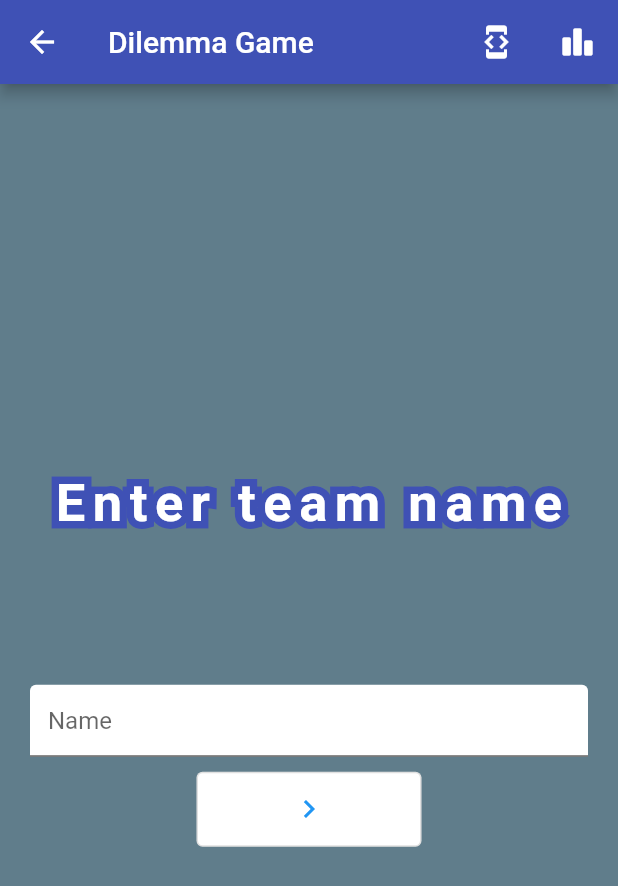
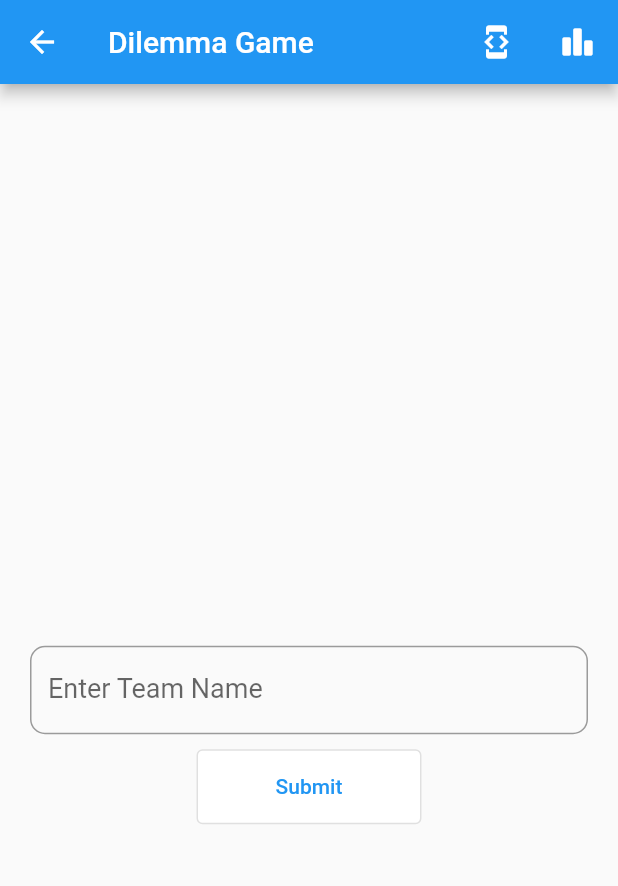
Before and after one commit to pzavros/Inspire-MobileApp, a Flutter app: the RegisterPage screen opened directly with empty values, on a phone screen of 412 x 824 dp. Shown: the top 886 px of the screen. Run offline on Flutter 3.47's test engine with Material 2 defaults, Android fonts, the phone set to English and light mode, and no system bars; our stand-ins replace firebase_core, firebase_database, shared_preferences; accounts and stored records are empty.

Commit message:
Changed some styling

```diff
--- a/lib/main.dart
+++ b/lib/main.dart
@@ -35,10 +35,6 @@ class MyApp extends StatelessWidget {
   Widget build(BuildContext context) {
     return MaterialApp(
       debugShowCheckedModeBanner: false,
-      theme: ThemeData(
-        scaffoldBackgroundColor: Colors.blueGrey,
-        primaryColor: Colors.white,
-      ),
       home: const HomeView(),
     );
   }
--- a/lib/register.dart
+++ b/lib/register.dart
@@ -6,11 +6,9 @@ import 'Questions.dart';
 
 import 'package:firebase_database/firebase_database.dart';
 
-
-
 class RegisterPage extends StatefulWidget {
-   const RegisterPage({required this.competitionId,Key? key}) : super(key: key);
-   final String competitionId;
+  const RegisterPage({required this.competitionId, Key? key}) : super(key: key);
+  final String competitionId;
   // final FirebaseApp app;
 
   @override
@@ -19,29 +17,6 @@ class RegisterPage extends StatefulWidget {
 
 class _RegisterPageState extends State<RegisterPage> {
   final myController = TextEditingController();
-
-  // late List<Message> _messages = [];
-
-  //final referenceDatabase = FirebaseDatabase.instance;
-
-  // void initState() async {
-  //   super.initState();
-  //   await ref.set({
-  //     "name": "John",
-  //     "age": 18,
-  //     "address": {
-  //       "line1": "100 Mountain View"
-  //     }
-  //   });
-  //
-  // }
-
-  // @override
-  // void dispose() {
-  //   // Clean up the controller when the widget is disposed.
-  //   _textEditingController.dispose();
-  //   super.dispose();
-  // }
 
   late DatabaseReference dbRef;
 
@@ -52,11 +27,12 @@ class _RegisterPageState extends State<RegisterPage> {
 
   var state = true;
 
-
   @override
   void initState() {
     super.initState();
-    dbRef = FirebaseDatabase.instance.ref().child("Competitions/${widget.competitionId}/Players");
+    dbRef = FirebaseDatabase.instance
+        .ref()
+        .child("Competitions/${widget.competitionId}/Players");
   }
 
   @override
@@ -86,59 +62,34 @@ class _RegisterPageState extends State<RegisterPage> {
                   Navigator.push(
                     context,
                     MaterialPageRoute(
-                        builder: (context) =>
-                            LeaderBoard(score: score, name: teamName,competitionId: widget.competitionId,)),
+                        builder: (context) => LeaderBoard(
+                              score: score,
+                              name: teamName,
+                              competitionId: widget.competitionId,
+                            )),
                   );
                 },
                 child: const Icon(Icons.leaderboard_rounded),
               ),
             ),
           ],
-          backgroundColor: Colors.indigo,
         ),
         body: Column(
           mainAxisAlignment: MainAxisAlignment.center,
           children: [
             Visibility(
               visible: state,
-              child: Stack(children: [
-                Text(
-                  'Enter team name',
-                  style: TextStyle(
-                    fontSize: 35,
-                    letterSpacing: 5,
-                    fontWeight: FontWeight.bold,
-                    foreground: Paint()
-                      ..style = PaintingStyle.stroke
-                      ..strokeWidth = 10
-                      ..color = Colors.indigo,
-                  ),
-                ),
-                // The text inside
-                const Text(
-                  'Enter team name',
-                  style: TextStyle(
-                    fontSize: 35,
-                    letterSpacing: 5,
-                    fontWeight: FontWeight.bold,
-                    color: Colors.white,
-                  ),
-                ),
-              ]),
-            ),
-
-            Visibility(
-              visible: state,
               child: Padding(
                 padding: const EdgeInsets.only(
                     bottom: 10.0, top: 100.0, left: 20.0, right: 20.0),
-                child: TextField(
+                child: TextFormField(
                   controller: myController,
-                  decoration: const InputDecoration(
-                    hintText: 'Name',
-                    fillColor: Colors.white,
-                    filled: true,
-                  ),
+                  decoration: InputDecoration(
+                      border: OutlineInputBorder(
+                        borderRadius: BorderRadius.circular(10.0),
+                      ),
+                      labelText: 'Enter Team Name',
+                      labelStyle: TextStyle(fontSize: 18)),
                 ),
               ),
             ),
@@ -156,18 +107,12 @@ class _RegisterPageState extends State<RegisterPage> {
                       popupMsg = "";
                       Map<String, dynamic> players = {
                         'name': myController.text,
-                        'uuid':v1,
+                        'uuid': v1,
                         'score': 0,
                       };
                       //debugPrint("snapshot key-------------------> ${widget.competitionId}");
                       dbRef.push().set(players);
                     }
-                    // Navigator.push(
-                    //   context,
-                    //   MaterialPageRoute(
-                    //       builder: (context) => const Questions()),
-                    // );
-
                     setState(() {
                       if (popupTitle == "Registration Successful!") {
                         state = !state;
@@ -191,8 +136,10 @@ class _RegisterPageState extends State<RegisterPage> {
                                     Navigator.push(
                                       context,
                                       MaterialPageRoute(
-                                          builder: (context) =>
-                                               Questions(competitionId: widget.competitionId,)),
+                                          builder: (context) => Questions(
+                                                competitionId:
+                                                    widget.competitionId,
+                                              )),
                                     );
                                   } else {
                                     FocusManager.instance.primaryFocus
@@ -205,71 +152,10 @@ class _RegisterPageState extends State<RegisterPage> {
                           );
                         });
                   },
-                  child: const Icon(Icons.navigate_next),
-
-                  // Map<String, String> Player = {'name': myController.text ,'uuid': v1};
-                  // var name = myController.text;
-                  //
-                  // // dbRef.set({
-                  // //   "name": name,
-                  // //   "score": 0,
-                  // // });
-                  //
-                  // dbRef.push().set(Player);
-
-                  // Navigator.push(
-                  //   context,
-                  //   MaterialPageRoute(
-                  //       builder: (context) => const Questions()),
-                  // );
-
-                  //debugPrint(v1 + "  //////////////////");
-                  //dbRef.push().set(Players);
+                  child: Text("Submit"),
                 ),
               ),
             ),
-            // Flexible(
-            //   child: StreamBuilder(
-            //     stream: dbRef.child('Players').orderByKey().onValue,
-            //     builder: (BuildContext context, AsyncSnapshot snapshot) {
-            //       if (!snapshot.hasData) {
-            //         return const Center(child: CircularProgressIndicator());
-            //       } else{
-            //
-            //         //final snapshot = dbRef.child('Players/00bef620-b03a-11ed-8e8a-9fbb8a9b4cce').get();
-            //
-            //
-            //         //onValue
-            //         dbRef.onChildAdded.listen((DatabaseEvent event) {
-            //           final data = event.snapshot.value;
-            //           //  var something = data as Map;
-            //           // debugPrint(something.toString());
-            //           print(data);
-            //           teamName = data.toString();
-            //
-            //         });
-            //         return Text("");
-            //
-            //       }
-            //     },
-            //   ),
-            // ),
-            // Container(
-            //   color: Colors.yellowAccent,
-            //   child: Center(
-            //     child: MaterialButton(onPressed: () async {
-            //       if (myController.text.isNotEmpty) {
-            //         // popupTitle = "Success";
-            //         // popupMsg = "New data has been added to the database.";
-            //         Map<String, String> players = {
-            //           'name': myController.text,
-            //         };
-            //         dbRef.push().set(players);
-            //       }
-            //     }),
-            //   ),
-            // )
-
             Visibility(
               visible: !state,
               child: Center(
@@ -277,13 +163,16 @@ class _RegisterPageState extends State<RegisterPage> {
                 onPressed: () {
                   Navigator.push(
                     context,
-                    MaterialPageRoute(builder: (context) =>  Questions(competitionId: widget.competitionId,)),
+                    MaterialPageRoute(
+                        builder: (context) => Questions(
+                              competitionId: widget.competitionId,
+                            )),
                   );
                 },
                 style: OutlinedButton.styleFrom(
                     minimumSize: const Size(150, 50),
                     backgroundColor: Colors.white),
-                child: const Text("Continue"),
+                child: const Text("Continue",style: TextStyle(color: Colors.black),),
               )),
             ),
             Visibility(
@@ -308,22 +197,3 @@ class _RegisterPageState extends State<RegisterPage> {
     );
   }
 }
-
-/*FloatingActionButton(
-  // When the user presses the button, show an alert dialog containing
-  // the text that the user has entered into the text field.
-  onPressed: () {
-    showDialog(
-      context: context,
-      builder: (context) {
-        return AlertDialog(
-          // Retrieve the text that the user has entered by using the
-          // TextEditingController.
-          content: Text(myController.text),
-        );
-      },
-    );
-  },
-  tooltip: 'Show me the value!',
-  child: const Icon(Icons.text_fields),
-),*/
```
